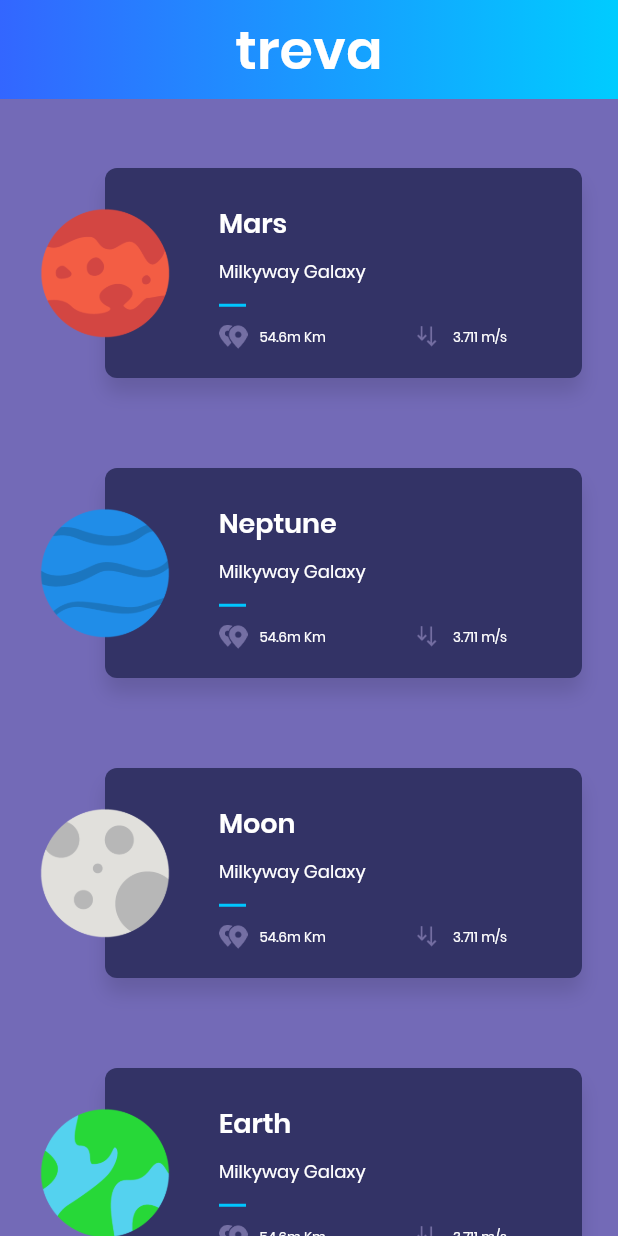
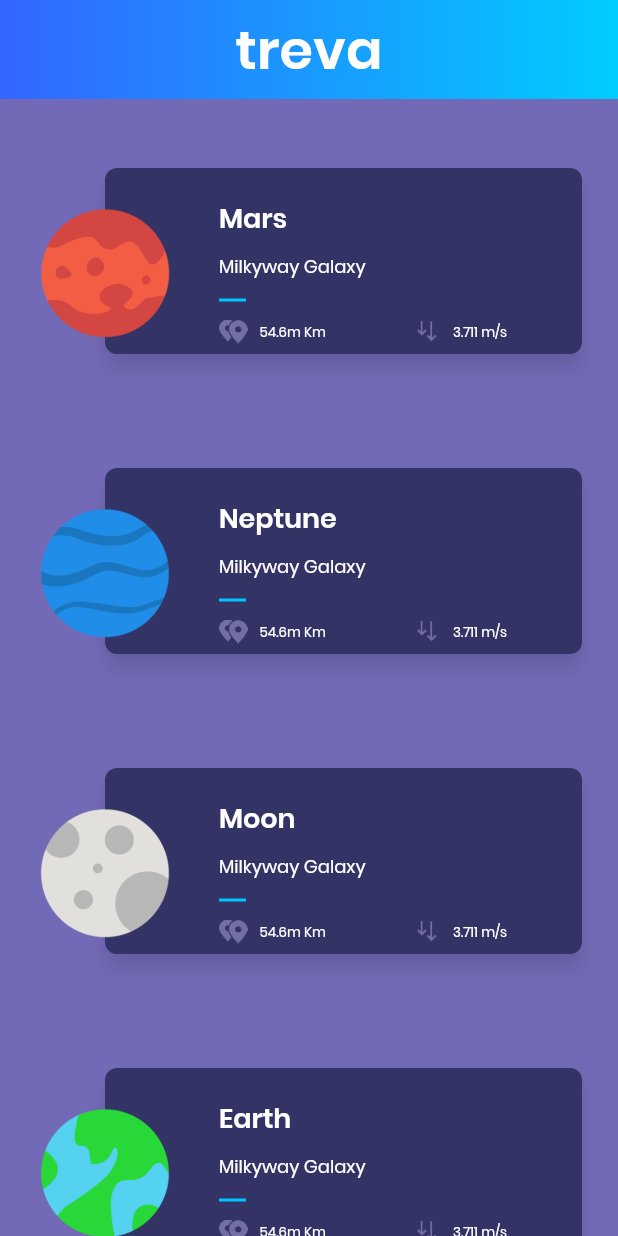
Before and after one commit to rohan20/flutter-planets-app, a Flutter app: the screen it shows after launch, on a phone screen of 412 x 824 dp. Run offline on Flutter 3.47's test engine with Material 2 defaults, Android fonts, the phone set to English and light mode, and no system bars.

Commit message:
updated planetCard widget to support detail view layout

```diff
--- a/lib/ui/home/PlanetRow.dart
+++ b/lib/ui/home/PlanetRow.dart
@@ -95,8 +95,8 @@ class PlanetSummary extends StatelessWidget {
     );
 
     final planetCard = new Container(
-      height: 152.0,
-      margin: new EdgeInsets.only(left: 46.0),
+      height: isHorizontalLayout ? 124.0 : 154.0,
+      margin: isHorizontalLayout ? new EdgeInsets.only(left: 46.0) : new EdgeInsets.only(top: 72.0),
       decoration: new BoxDecoration(
           color: new Color(0xFF333366),
           shape: BoxShape.rectangle,
```
